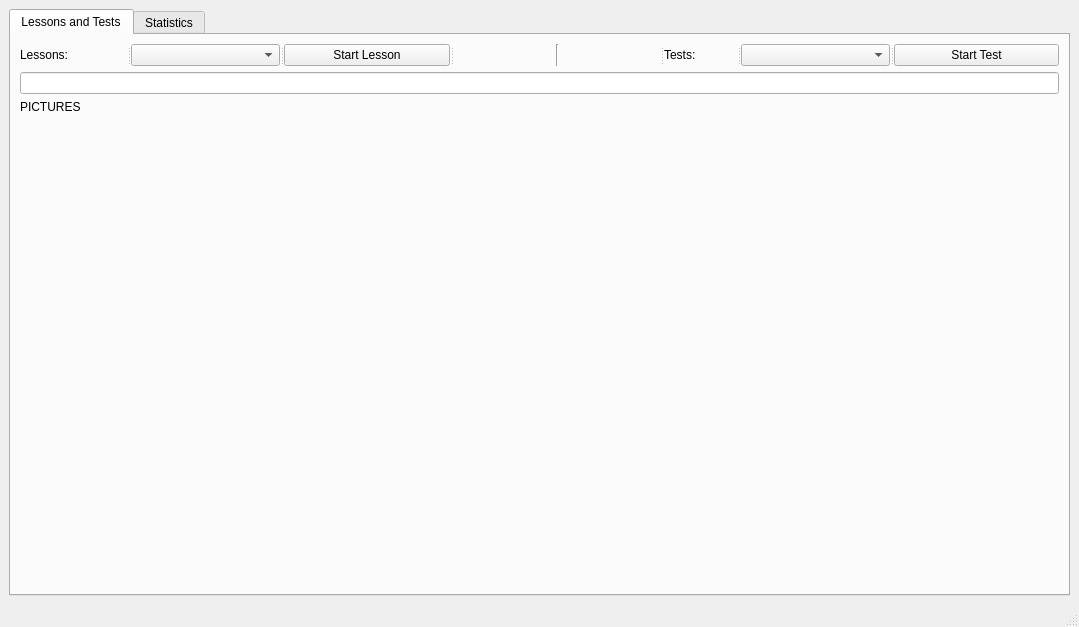
This is assignments/touch_type_workout/ui/ui_main.ui in kiryha/ECE554 as Qt 5 draws it before an edit. The edited form follows.
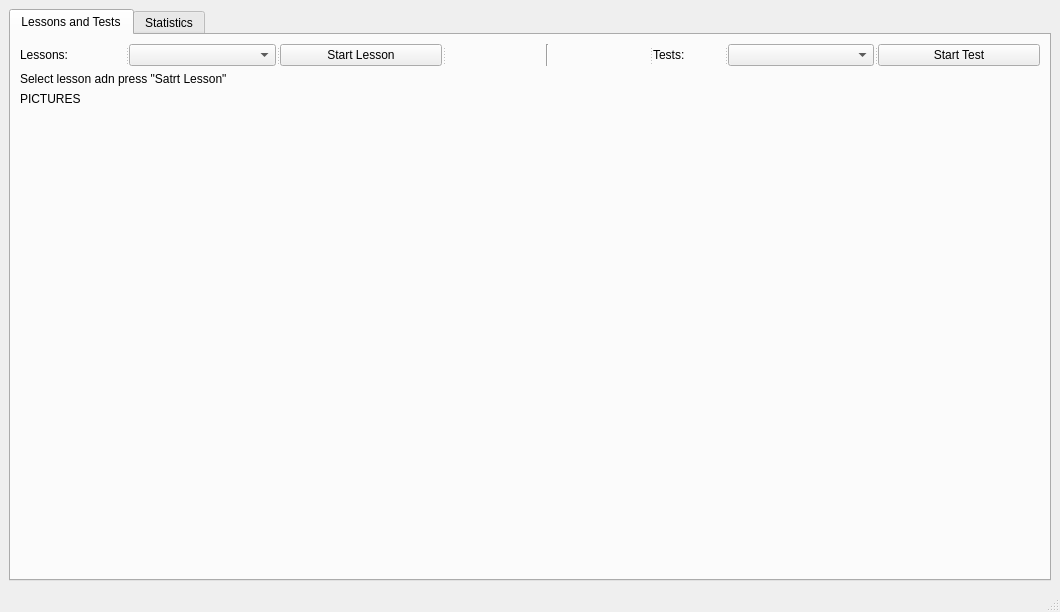
This is the edited form.

What changed in the file:
```diff
--- a/assignments/touch_type_workout/ui/ui_main.ui
+++ b/assignments/touch_type_workout/ui/ui_main.ui
@@ -6,8 +6,8 @@
    <rect>
     <x>0</x>
     <y>0</y>
-    <width>1079</width>
-    <height>627</height>
+    <width>1060</width>
+    <height>612</height>
    </rect>
   </property>
   <property name="windowTitle">
@@ -60,7 +60,11 @@
          </widget>
         </item>
         <item>
-         <widget class="QLineEdit" name="linTask"/>
+         <widget class="QLabel" name="labTasks">
+          <property name="text">
+           <string>Select lesson adn press &quot;Satrt Lesson&quot;</string>
+          </property>
+         </widget>
         </item>
         <item>
          <widget class="QLabel" name="labPictures">
```
Left out of the diff: 2 changed lines with no effect on the pictures.
